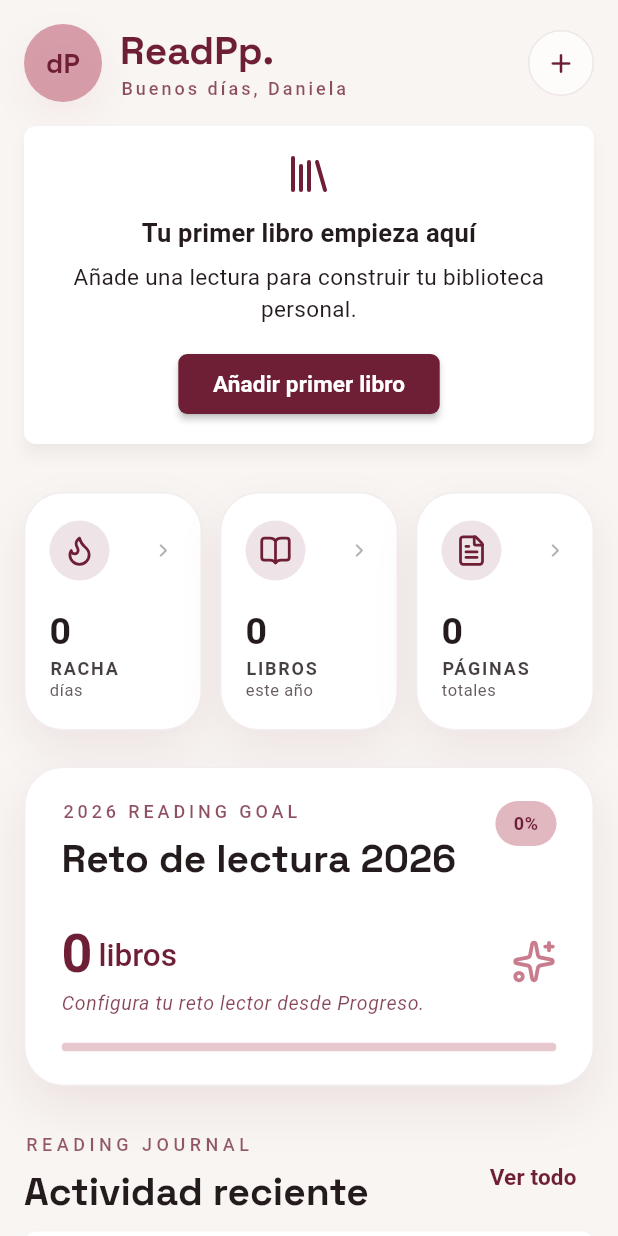
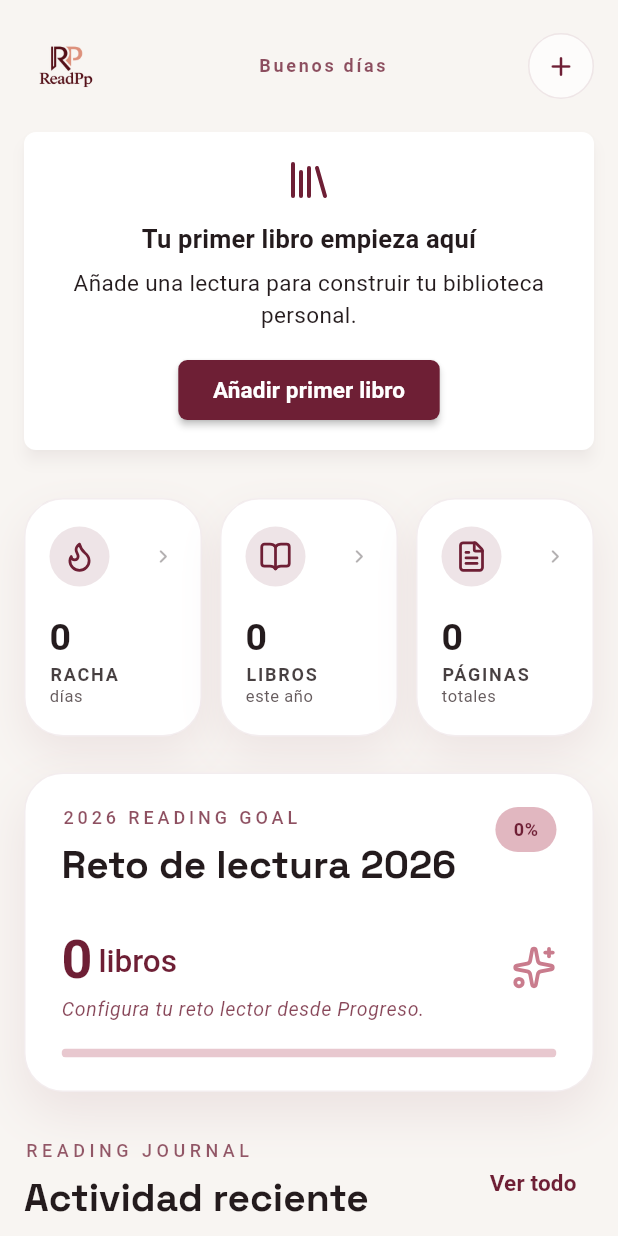
Before and after one commit to PatriciaAlEs/App-Libros-Flutter, a Flutter app: the HomeScreen screen opened by its route, on a phone screen of 412 x 824 dp. Run offline on Flutter 3.47's test engine with Material 3 defaults, Android fonts, the light colour scheme and no system bars; our stand-ins replace drift, flutter_lucide, flutter_riverpod, google_fonts, shared_preferences; accounts and stored records are empty; generated files the repository leaves out were written again.

Commit message:
Update branding assets and home header logo

```diff
--- a/reading_tracker/lib/core/branding/app_brand.dart
+++ b/reading_tracker/lib/core/branding/app_brand.dart
@@ -6,8 +6,11 @@ class AppBrand {
   static const tagline = 'Tu biblioteca personal';
 
   static const logoAsset = 'assets/branding/logos/readpp_logo.png';
+  static const logoTransparentAsset =
+      'assets/branding/logos/readpp_logo_transparent.png';
+  static const logoVectorAsset = 'assets/branding/logos/readpp_logo.svg';
   static const logoMonochromeAsset =
-      'assets/branding/logos/readpp_logo_mono.png';
+      'assets/branding/logos/readpp_logo_transparent.png';
   static const appIconSourceAsset =
-      'assets/branding/app_icon/readpp_app_icon.png';
+      'assets/branding/app_icon/readpp_app_icon_source.png';
 }
--- a/reading_tracker/lib/features/home/presentation/screens/home_screen.dart
+++ b/reading_tracker/lib/features/home/presentation/screens/home_screen.dart
@@ -85,7 +85,10 @@ class HomeScreen extends ConsumerWidget {
                       ),
                       sliver: SliverList.list(
                         children: [
-                          _HomeHeader(greeting: _contextualGreeting(now)),
+                          _HomeHeader(
+                            greeting: _contextualGreeting(now),
+                            readerName: null,
+                          ),
                           const SizedBox(height: AppSpacing.lg),
                           _CurrentReadingCards(
                             books: currentBooks,
@@ -338,13 +341,16 @@ class _HomeErrorState extends StatelessWidget {
 }
 
 class _HomeHeader extends StatelessWidget {
-  const _HomeHeader({required this.greeting});
+  const _HomeHeader({required this.greeting, required this.readerName});
 
   final String greeting;
+  final String? readerName;
 
   @override
   Widget build(BuildContext context) {
     final theme = Theme.of(context);
+    final cleanName = readerName?.trim();
+    final hasName = cleanName != null && cleanName.isNotEmpty;
 
     return Padding(
       padding: const EdgeInsets.only(top: AppSpacing.xs),
@@ -360,54 +366,38 @@ class _HomeHeader extends StatelessWidget {
               ),
               child: Row(
                 children: [
-                  Container(
-                    width: 52,
-                    height: 52,
-                    alignment: Alignment.center,
-                    decoration: BoxDecoration(
-                      shape: BoxShape.circle,
-                      color: theme.colorScheme.secondary.withValues(
-                        alpha: 0.72,
-                      ),
-                      boxShadow: AppShadows.soft(theme.colorScheme.secondary),
-                    ),
-                    child: Text(
-                      'dP',
-                      style: theme.textTheme.titleMedium?.copyWith(
-                        color: theme.colorScheme.primary,
-                        fontFamily: AppTypography.displayFontFamily,
-                        fontFamilyFallback: AppTypography.displayFallback,
-                        fontSize: 18,
-                        fontWeight: FontWeight.bold,
-                      ),
-                    ),
-                  ),
+                  const _HomeBrandLogo(),
                   const SizedBox(width: AppSpacing.md),
                   Expanded(
                     child: Column(
                       crossAxisAlignment: CrossAxisAlignment.start,
+                      mainAxisSize: MainAxisSize.min,
                       children: [
                         Text(
-                          '${AppBrand.name}.',
-                          style: theme.textTheme.headlineSmall?.copyWith(
-                            color: theme.colorScheme.primary,
-                            fontWeight: FontWeight.bold,
-                            letterSpacing: 0,
-                          ),
-                        ),
-                        const SizedBox(height: AppSpacing.xs),
-                        Text(
-                          '$greeting, Daniela',
+                          greeting,
                           maxLines: 1,
                           overflow: TextOverflow.ellipsis,
                           style: theme.textTheme.labelSmall?.copyWith(
                             color: theme.colorScheme.primary.withValues(
                               alpha: 0.78,
                             ),
-                            letterSpacing: 2,
-                            fontWeight: FontWeight.w500,
+                            letterSpacing: 1.8,
+                            fontWeight: FontWeight.w700,
                           ),
                         ),
+                        if (hasName) ...[
+                          const SizedBox(height: 2),
+                          Text(
+                            cleanName!,
+                            maxLines: 1,
+                            overflow: TextOverflow.ellipsis,
+                            style: theme.textTheme.titleMedium?.copyWith(
+                              color: theme.colorScheme.primary,
+                              fontWeight: FontWeight.w800,
+                              height: 1.05,
+                            ),
+                          ),
+                        ],
                       ],
                     ),
                   ),
@@ -421,6 +411,36 @@ class _HomeHeader extends StatelessWidget {
             onTap: () => Navigator.pushNamed(context, '/book/add'),
           ),
         ],
+      ),
+    );
+  }
+}
+
+class _HomeBrandLogo extends StatelessWidget {
+  const _HomeBrandLogo();
+
+  @override
+  Widget build(BuildContext context) {
+    final theme = Theme.of(context);
+
+    return SizedBox(
+      width: 144,
+      height: 56,
+      child: Image.asset(
+        AppBrand.logoTransparentAsset,
+        alignment: Alignment.centerLeft,
+        fit: BoxFit.contain,
+        errorBuilder: (context, error, stackTrace) => Align(
+          alignment: Alignment.centerLeft,
+          child: Text(
+            AppBrand.name,
+            style: theme.textTheme.headlineSmall?.copyWith(
+              color: theme.colorScheme.primary,
+              fontWeight: FontWeight.w800,
+              letterSpacing: 0,
+            ),
+          ),
+        ),
       ),
     );
   }
```
Also changed, not shown: reading_tracker/assets/branding/app_icon/readpp_app_icon.png (added), reading_tracker/assets/branding/logos/readpp_logo.png (added), reading_tracker/assets/branding/logos/readpp_logo.svg (added), reading_tracker/assets/branding/logos/readpp_logo_transparent.png (added), reading_tracker/assets/branding/logos/readpp_logo_transparent.svg (added), reading_tracker/img-logo/colored-logo (1).png (added), reading_tracker/img-logo/colored-logo (1).svg (added), reading_tracker/img-logo/transparent-logo (1).png (added), reading_tracker/img-logo/transparent-logo (1).svg (added), 33 other files.
